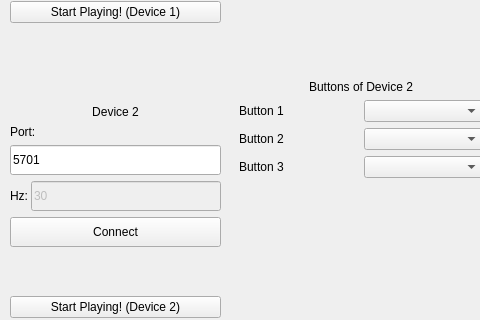
Above: final_files/user_interface.ui from michischmidt/itt-final-project before the change; both pictures show x 0 to 480 and y 266 to 586 of the 957 by 667 pixel window. Below: the same form after it.
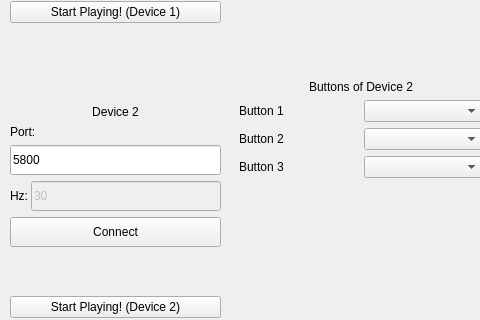
That is the form after the change.

Commit message: Bug fixing port and btns highlighting

```diff
--- a/final_files/user_interface.ui
+++ b/final_files/user_interface.ui
@@ -88,7 +88,7 @@
           </size>
          </property>
          <property name="text">
-          <string>5701</string>
+          <string>5800</string>
          </property>
         </widget>
        </item>
```
Left out of the diff: 2 changed lines with no effect on the pictures. The commit also changes 2 other files.
